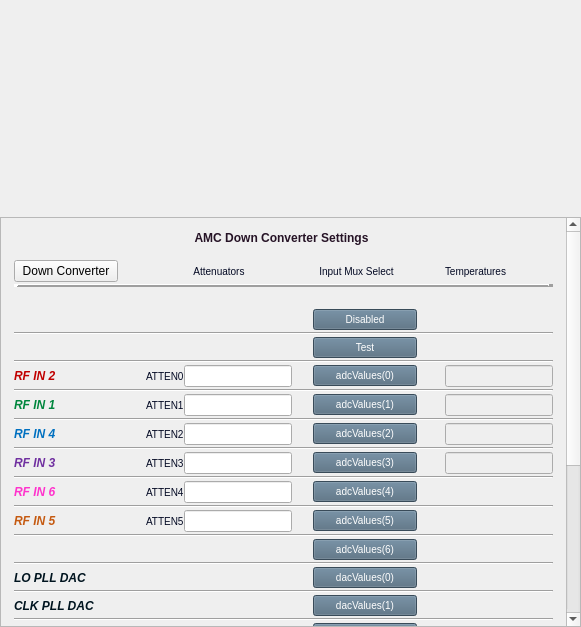
Before: the Qt Designer form individuals/downconverter_mux_select.ui in cristinasewell/ATCA_PyDM_Screens, drawn with Qt 5.
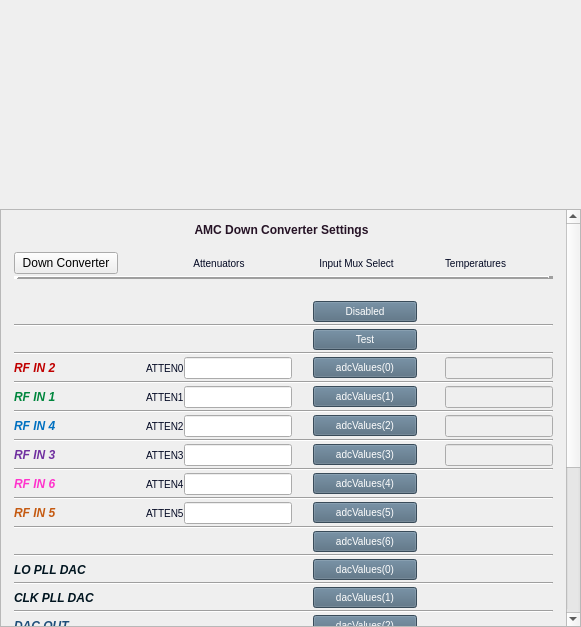
After: the same form once the commit is applied. Custom widgets are drawn as their Qt base class.

Commit message: ENH - added widgets to the scope file

```diff
--- a/individuals/downconverter_mux_select.ui
+++ b/individuals/downconverter_mux_select.ui
@@ -31,7 +31,7 @@
   <property name="windowTitle">
    <string>Form</string>
   </property>
-  <layout class="QGridLayout" name="gridLayout" rowstretch="1,0,0,0" columnstretch="0">
+  <layout class="QGridLayout" name="gridLayout" rowstretch="1,0,0" columnstretch="0">
    <property name="leftMargin">
     <number>0</number>
    </property>
@@ -66,11 +66,11 @@
      </property>
     </widget>
    </item>
-   <item row="2" column="0" rowspan="2">
+   <item row="1" column="0" rowspan="2">
     <widget class="QScrollArea" name="scrollArea">
      <property name="sizePolicy">
       <sizepolicy hsizetype="Preferred" vsizetype="Preferred">
-       <horstretch>0</horstretch>
+       <horstretch>1</horstretch>
        <verstretch>1</verstretch>
       </sizepolicy>
      </property>
@@ -1563,22 +1563,6 @@
      </widget>
     </widget>
    </item>
-   <item row="1" column="0">
-    <spacer name="verticalSpacer_3">
-     <property name="orientation">
-      <enum>Qt::Vertical</enum>
-     </property>
-     <property name="sizeType">
-      <enum>QSizePolicy::Fixed</enum>
-     </property>
-     <property name="sizeHint" stdset="0">
-      <size>
-       <width>20</width>
-       <height>12</height>
-      </size>
-     </property>
-    </spacer>
-   </item>
   </layout>
  </widget>
  <customwidgets>
```
Left out of the diff: 4 changed lines with no effect on the pictures. The commit also changes 7 other files.
